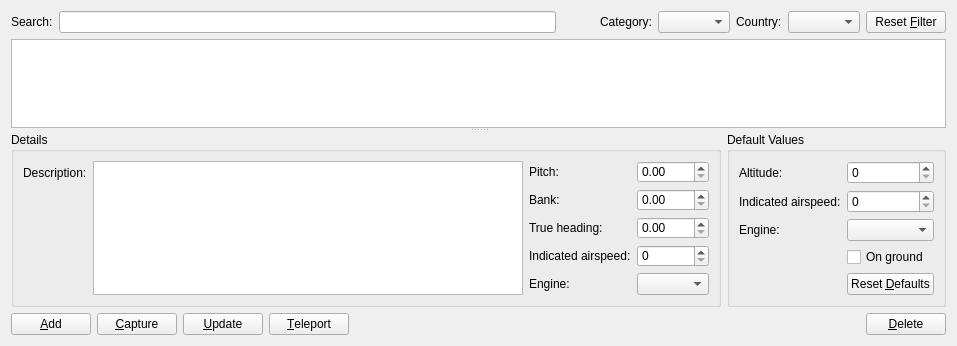
The window that src/Plugins/Module/Location/src/LocationWidget.ui (till213/SkyDolly) describes before a commit, drawn with Qt 5.
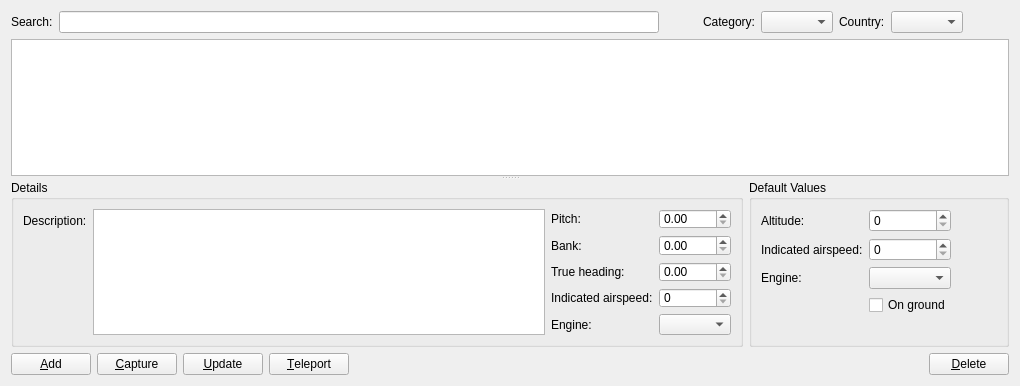
The same window after the commit. Icons and pictures are not drawn. Custom widgets are drawn as their Qt base class.

What changed in the file:
```diff
--- a/src/Plugins/Module/Location/src/LocationWidget.ui
+++ b/src/Plugins/Module/Location/src/LocationWidget.ui
@@ -6,8 +6,8 @@
    <rect>
     <x>0</x>
     <y>0</y>
-    <width>957</width>
-    <height>346</height>
+    <width>1020</width>
+    <height>386</height>
    </rect>
   </property>
   <property name="windowTitle">
@@ -77,7 +77,21 @@
         <string>Reset the filter criteria.</string>
        </property>
        <property name="text">
-        <string>Reset &amp;Filter</string>
+        <string/>
+       </property>
+       <property name="icon">
+        <iconset>
+         <normalon>:/img/icons/close-normal.png</normalon>
+        </iconset>
+       </property>
+       <property name="iconSize">
+        <size>
+         <width>16</width>
+         <height>16</height>
+        </size>
+       </property>
+       <property name="flat">
+        <bool>true</bool>
        </property>
       </widget>
      </item>
@@ -198,6 +212,8 @@
          <property name="title">
           <string>Default Values</string>
          </property>
+         <layout class="QHBoxLayout" name="horizontalLayout_5">
+          <item>
          <layout class="QFormLayout" name="formLayout">
           <item row="0" column="0">
            <widget class="QLabel" name="label">
@@ -206,6 +222,13 @@
             </property>
            </widget>
           </item>
+            <item row="0" column="1">
+             <widget class="QSpinBox" name="defaultAltitudeSpinBox">
+              <property name="suffix">
+               <string/>
+              </property>
+             </widget>
+            </item>
           <item row="1" column="0">
            <widget class="QLabel" name="label_2">
             <property name="text">
@@ -220,6 +243,16 @@
             </property>
            </widget>
           </item>
+            <item row="2" column="0">
+             <widget class="QLabel" name="label_8">
+              <property name="text">
+               <string>Engine:</string>
+              </property>
+             </widget>
+            </item>
+            <item row="2" column="1">
+             <widget class="EnumerationComboBox" name="defaultEngineEventComboBox"/>
+            </item>
           <item row="3" column="1">
            <widget class="QCheckBox" name="defaultOnGroundCheckBox">
             <property name="text">
@@ -227,29 +260,42 @@
             </property>
            </widget>
           </item>
-          <item row="0" column="1">
-           <widget class="QSpinBox" name="defaultAltitudeSpinBox">
-            <property name="suffix">
-             <string/>
-            </property>
-           </widget>
+           </layout>
           </item>
-          <item row="2" column="1">
-           <widget class="EnumerationComboBox" name="defaultEngineEventComboBox"/>
-          </item>
-          <item row="2" column="0">
-           <widget class="QLabel" name="label_8">
-            <property name="text">
-             <string>Engine:</string>
-            </property>
-           </widget>
-          </item>
-          <item row="4" column="1">
+          <item>
+           <layout class="QVBoxLayout" name="verticalLayout_2">
+            <item>
            <widget class="QPushButton" name="resetDefaultsPushButton">
+              <property name="toolTip">
+               <string>Reset the default values.</string>
+              </property>
             <property name="text">
-             <string>Reset &amp;Defaults</string>
-            </property>
-           </widget>
+               <string/>
+              </property>
+              <property name="icon">
+               <iconset>
+                <normalon>:/img/icons/close-normal.png</normalon>
+               </iconset>
+              </property>
+              <property name="flat">
+               <bool>true</bool>
+              </property>
+             </widget>
+            </item>
+            <item>
+             <spacer name="verticalSpacer">
+              <property name="orientation">
+               <enum>Qt::Vertical</enum>
+              </property>
+              <property name="sizeHint" stdset="0">
+               <size>
+                <width>20</width>
+                <height>40</height>
+               </size>
+              </property>
+             </spacer>
+            </item>
+           </layout>
           </item>
          </layout>
         </widget>
```
Lines whose indentation alone changed are shown as unchanged.
